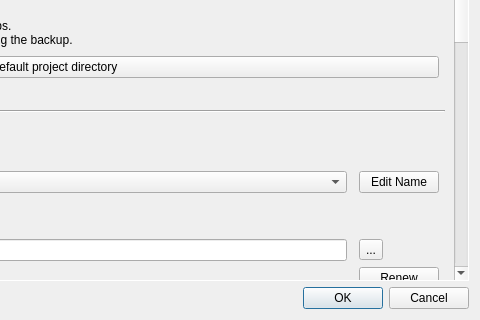
First picture: the form in src/GUI_UIs/ui_dialog_settings.ui, repository ccbogel/QualCoder, before the edit; both pictures show x 358 to 838 and y 331 to 651 of the 838 by 651 pixel window.
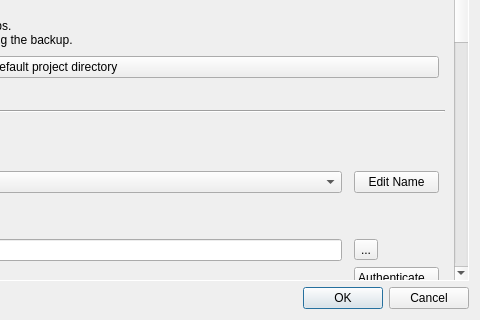
Second picture: the form after the edit.

Commit message: Minor changes to ChatGPT integration

Patch:
```diff
--- a/src/GUI_UIs/ui_dialog_settings.ui
+++ b/src/GUI_UIs/ui_dialog_settings.ui
@@ -917,7 +917,7 @@
              <item row="6" column="4">
               <widget class="QPushButton" name="pushButton_renew_auth">
                <property name="text">
-                <string>Renew</string>
+                <string>Authenticate...</string>
                </property>
               </widget>
              </item>
```
Left out of the diff: 3 changed lines with no effect on the pictures. The commit also changes 1 other file.
